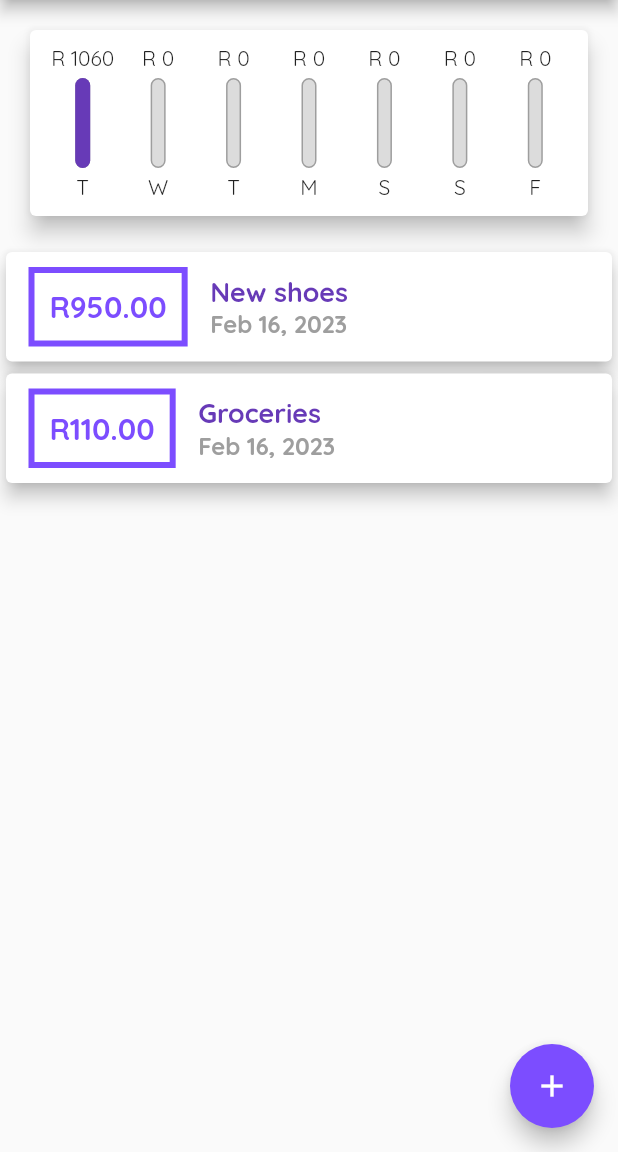
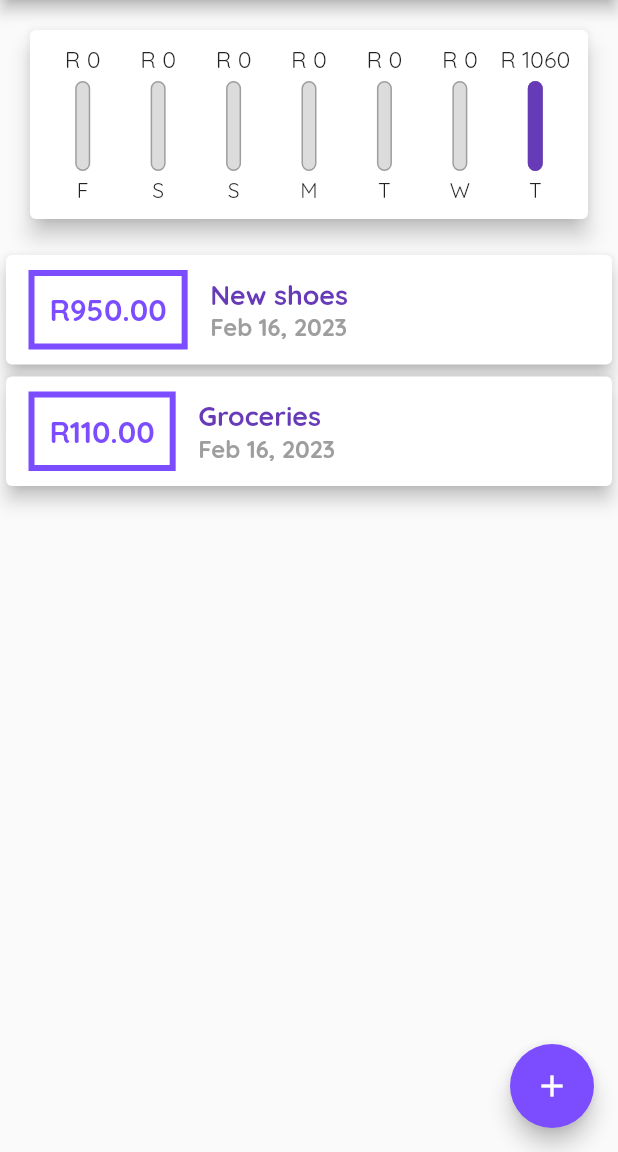
Before and after one commit to Ruan6370/flutterSect4Guide, a Flutter app: the screen it shows after launch, on a phone screen of 412 x 824 dp, the part 84-1236 px from its top. Run offline on Flutter 3.47's test engine with Material 2 defaults, Android fonts, the phone set to English and light mode, and no system bars.

Commit message:
Improved Chart

```diff
--- a/lib/_widgets/chart.dart
+++ b/lib/_widgets/chart.dart
@@ -28,7 +28,7 @@ class Chart extends StatelessWidget {
         'day': DateFormat.E().format(weekDay).substring(0, 1),
         'amount': totalSum
       };
-    });
+    }).reversed.toList();
   }
 
   double get totalSpending {
--- a/lib/_widgets/chart_bar.dart
+++ b/lib/_widgets/chart_bar.dart
@@ -13,7 +13,10 @@ class ChartBar extends StatelessWidget {
   Widget build(BuildContext context) {
     return Column(
       children: <Widget>[
-        FittedBox(child: Text('R ' + spendingAmount.toStringAsFixed(0))),
+        Container(
+            height: 20,
+            child: FittedBox(
+                child: Text('R ' + spendingAmount.toStringAsFixed(0)))),
         const SizedBox(
           height: 4,
         ),
```
